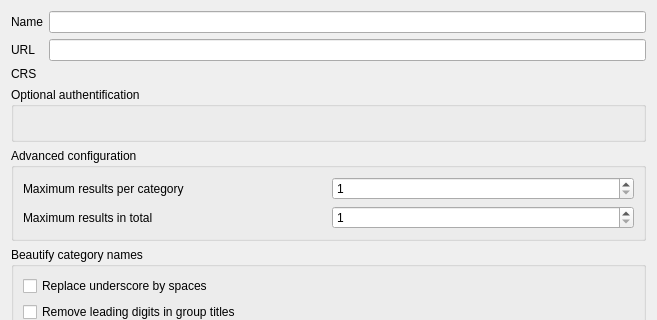
Above: geomapfish_locator/ui/config.ui from opengisch/qgis_geomapfish_locator before the change; both pictures show x 0 to 657 and y 0 to 320 of the 657 by 561 pixel window. Below: the same form after it.
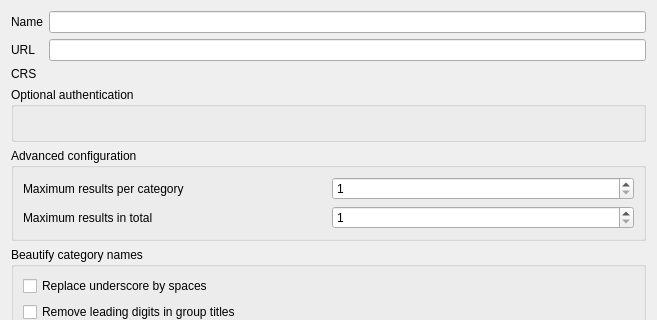
That is the form after the change. Custom widgets are drawn as their Qt base class.

Commit message: authentification -> authentication

The edit to the form file:
```diff
--- a/geomapfish_locator/ui/config.ui
+++ b/geomapfish_locator/ui/config.ui
@@ -96,7 +96,7 @@
    <item row="5" column="0" colspan="2">
     <widget class="QgsCollapsibleGroupBox" name="mGroupBox_3">
      <property name="title">
-      <string>Optional authentification</string>
+      <string>Optional authentication</string>
      </property>
      <property name="collapsed">
       <bool>false</bool>
```
The commit also changes 1 other file.
